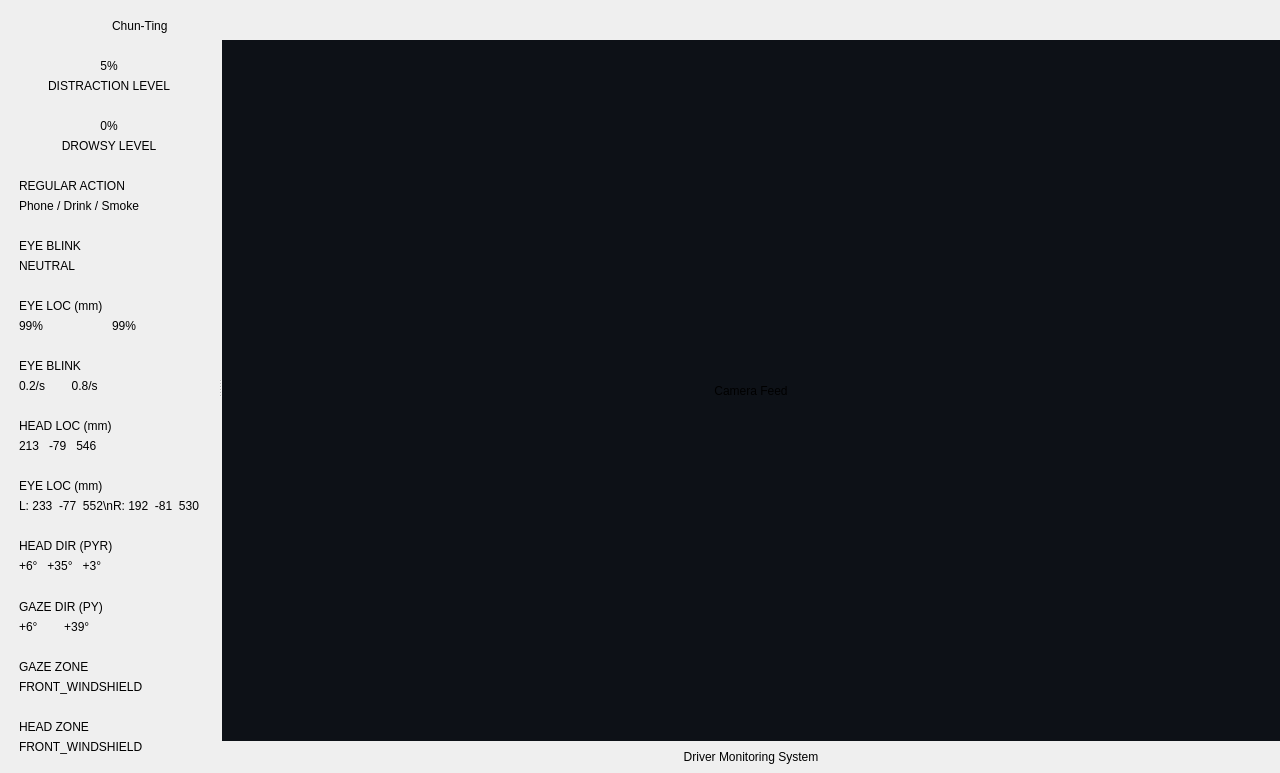
Qt form presentation/qt/main_window.ui (thanhhung-dev/driver-monitoring-system) before a commit.
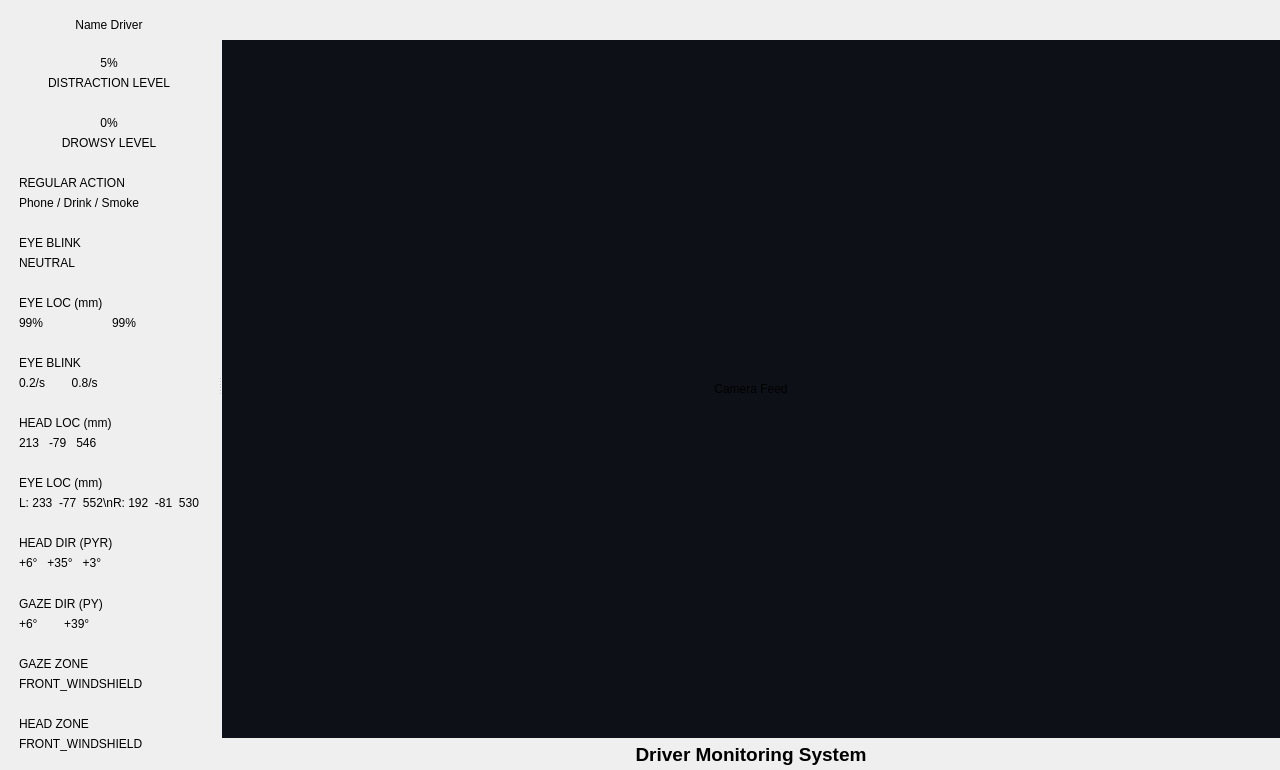
The same form after that commit.

Commit message: Refactor FPS display logic and enhance GUI layout for driver profile

The edit to the form file:
```diff
--- a/presentation/qt/main_window.ui
+++ b/presentation/qt/main_window.ui
@@ -75,18 +75,23 @@
         </property>
         <item>
          <widget class="QFrame" name="profileFrame">
+          <property name="enabled">
+           <bool>true</bool>
+          </property>
+          <property name="minimumSize">
+           <size>
+            <width>0</width>
+            <height>29</height>
+           </size>
+          </property>
           <layout class="QHBoxLayout">
-           <item>
-            <widget class="QLabel" name="driverIcon">
-             <property name="text">
-              <string/>
-             </property>
-            </widget>
-           </item>
            <item>
             <widget class="QLabel" name="driverName">
              <property name="text">
-              <string>Chun-Ting</string>
+              <string>Name Driver</string>
+             </property>
+             <property name="alignment">
+              <set>Qt::AlignmentFlag::AlignCenter</set>
              </property>
             </widget>
            </item>
@@ -470,6 +475,12 @@
             <height>32</height>
            </size>
           </property>
+          <property name="font">
+           <font>
+            <pointsize>14</pointsize>
+            <bold>true</bold>
+           </font>
+          </property>
           <property name="text">
            <string>Driver Monitoring System</string>
           </property>
```
The commit also changes 2 other files.
